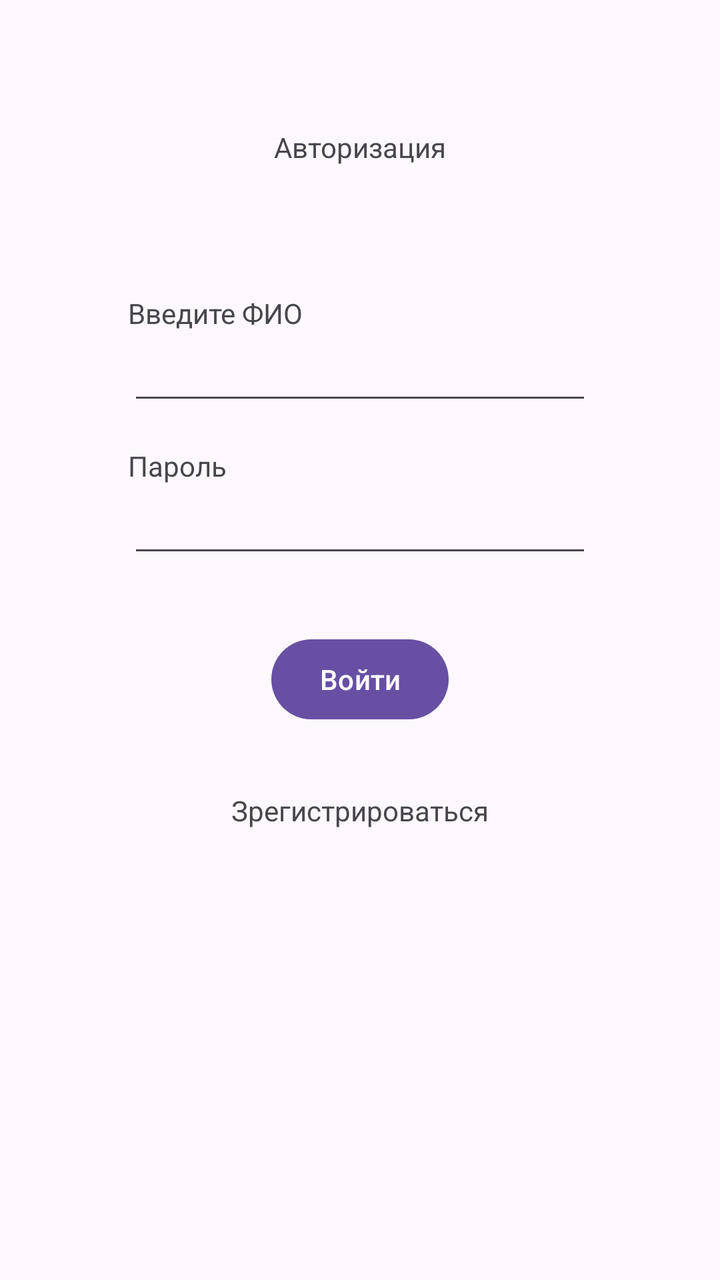
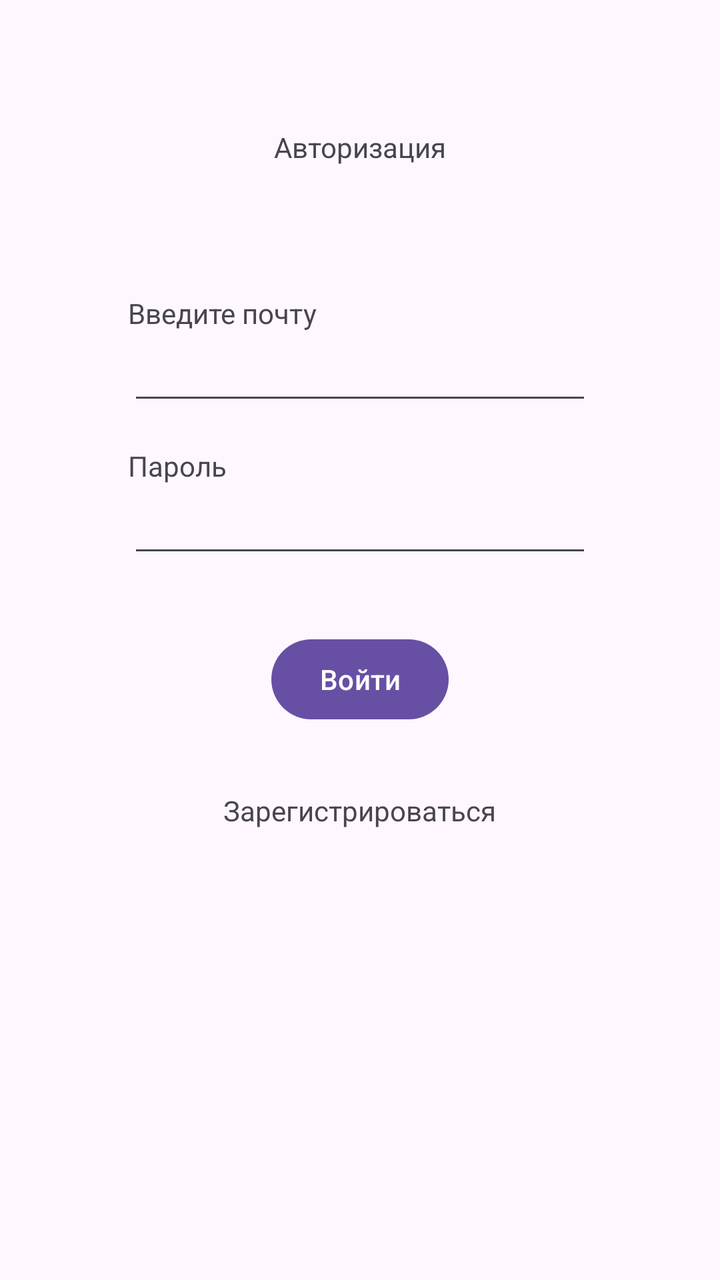

Before-and-after screenshots of an Android layout around one commit, followed by the original layout XML and the change that was made.
<!-- AndroidManifest.xml: application theme Theme.Microvolunteering -->
<!-- res/layout/fragment_authorization.xml -->
<?xml version="1.0" encoding="utf-8"?>
<FrameLayout xmlns:android="http://schemas.android.com/apk/res/android"
    xmlns:tools="http://schemas.android.com/tools"
    android:layout_width="match_parent"
    android:layout_height="match_parent"
    android:orientation="vertical"
    tools:context=".presentation.ui.AuthorizationFragment">

    <ProgressBar
        android:id="@+id/progress_bar"
        android:layout_width="wrap_content"
        android:layout_height="wrap_content"
        android:layout_gravity="center"
        android:visibility="gone"/>

    <LinearLayout
        android:id="@+id/content"
        android:layout_width="match_parent"
        android:layout_height="match_parent"
        android:orientation="vertical">

        <TextView
            android:layout_width="wrap_content"
            android:layout_height="wrap_content"
            android:layout_gravity="center"
            android:layout_marginTop="64dp"
            android:text="Авторизация"/>

        <TextView
            android:id="@+id/name_login"
            android:layout_width="wrap_content"
            android:layout_height="wrap_content"
            android:layout_marginTop="64dp"
            android:layout_marginHorizontal="64dp"
            android:text="Введите ФИО"/>

        <EditText
            android:id="@+id/full_name_edit"
            android:layout_width="match_parent"
            android:layout_height="wrap_content"
            android:inputType="textCapWords"
            android:layout_marginHorizontal="64dp"/>

        <TextView
            android:layout_width="wrap_content"
            android:layout_height="wrap_content"
            android:text="Пароль"
            android:layout_marginTop="16dp"
            android:layout_marginHorizontal="64dp"/>

        <EditText
            android:id="@+id/password_edit"
            android:layout_width="match_parent"
            android:layout_height="wrap_content"
            android:layout_marginHorizontal="64dp"/>

        <TextView
            android:id="@+id/error_text"
            android:layout_width="match_parent"
            android:layout_height="wrap_content"
            android:layout_marginTop="16dp"
            android:layout_marginHorizontal="40dp"
            android:padding="12dp"
            android:background="#1AFF0000"
            android:textColor="#D50000"
            android:textSize="14sp"
            android:visibility="gone"
            tools:visibility="visible"/>

        <Button
            android:id="@+id/login"
            android:layout_width="wrap_content"
            android:layout_height="wrap_content"
            android:text="Войти"
            android:layout_marginTop="32dp"
            android:layout_gravity="center"/>

        <TextView
            android:id="@+id/register_button"
            android:layout_width="wrap_content"
            android:layout_height="wrap_content"
            android:text="Зрегистрироваться"
            android:layout_gravity="center"
            android:layout_marginTop="32dp"/>

    </LinearLayout>
</FrameLayout>
<!-- resources referenced by this layout -->
<resources>
  <style name="Theme.Microvolunteering" parent="Base.Theme.Microvolunteering" />
  <style name="Base.Theme.Microvolunteering" parent="Theme.Material3.DayNight.NoActionBar">
          
          
      </style>
</resources>

<!-- the commit's change to res/layout/fragment_authorization.xml (unified diff, before → after) -->
@@ -24,7 +24,7 @@
             android:layout_height="wrap_content"
             android:layout_gravity="center"
             android:layout_marginTop="64dp"
-            android:text="Авторизация"/>
+            android:text="@string/authorization"/>
 
         <TextView
             android:id="@+id/name_login"
@@ -32,19 +32,19 @@
             android:layout_height="wrap_content"
             android:layout_marginTop="64dp"
             android:layout_marginHorizontal="64dp"
-            android:text="Введите ФИО"/>
+            android:text="@string/enter_email"/>
 
         <EditText
             android:id="@+id/full_name_edit"
             android:layout_width="match_parent"
             android:layout_height="wrap_content"
-            android:inputType="textCapWords"
+            android:inputType="textEmailAddress"
             android:layout_marginHorizontal="64dp"/>
 
         <TextView
             android:layout_width="wrap_content"
             android:layout_height="wrap_content"
-            android:text="Пароль"
+            android:text="@string/password"
             android:layout_marginTop="16dp"
             android:layout_marginHorizontal="64dp"/>
 
@@ -59,7 +59,7 @@
             android:layout_width="match_parent"
             android:layout_height="wrap_content"
             android:layout_marginTop="16dp"
-            android:layout_marginHorizontal="40dp"
+            android:layout_marginHorizontal="64dp"
             android:padding="12dp"
             android:background="#1AFF0000"
             android:textColor="#D50000"
@@ -71,7 +71,7 @@
             android:id="@+id/login"
             android:layout_width="wrap_content"
             android:layout_height="wrap_content"
-            android:text="Войти"
+            android:text="@string/enter"
             android:layout_marginTop="32dp"
             android:layout_gravity="center"/>
 
@@ -79,7 +79,7 @@
             android:id="@+id/register_button"
             android:layout_width="wrap_content"
             android:layout_height="wrap_content"
-            android:text="Зрегистрироваться"
+            android:text="@string/register"
             android:layout_gravity="center"
             android:layout_marginTop="32dp"/>
 
<!-- resource entries referenced after the edit -->
@@ -1,5 +1,10 @@
 <!-- resources referenced by this layout -->
 <resources>
+  <string name="authorization">Авторизация</string>
+  <string name="enter">Войти</string>
+  <string name="enter_email">Введите почту</string>
+  <string name="password">Пароль</string>
+  <string name="register">Зарегистрироваться</string>
   <style name="Theme.Microvolunteering" parent="Base.Theme.Microvolunteering" />
   <style name="Base.Theme.Microvolunteering" parent="Theme.Material3.DayNight.NoActionBar">
           
